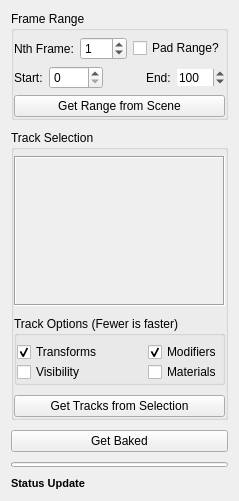
Qt form bakeAllAnim.ui (TicTac-93/bakeAllAnim) before a commit.
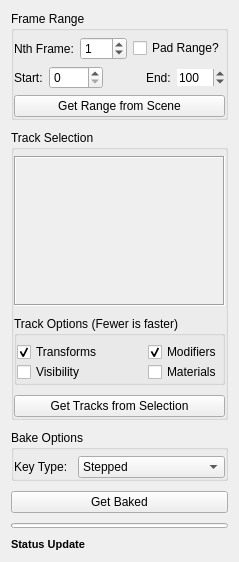
The same form after that commit.

Commit message: Dev build - Added ability to select baked keyframe interpolation within the GUI - this works by caching the current default key interpolation, setting the chosen type (eg, stepped, auto) as default, and then restoring the old settings after finishing the bake.

Patch:
```diff
--- a/bakeAllAnim.ui
+++ b/bakeAllAnim.ui
@@ -7,7 +7,7 @@
     <x>0</x>
     <y>0</y>
     <width>235</width>
-    <height>480</height>
+    <height>529</height>
    </rect>
   </property>
   <property name="sizePolicy">
@@ -372,6 +372,89 @@
      </layout>
     </widget>
    </item>
+   <item>
+    <widget class="QGroupBox" name="grp_bakeOptions">
+     <property name="title">
+      <string>Bake Options</string>
+     </property>
+     <property name="flat">
+      <bool>true</bool>
+     </property>
+     <layout class="QHBoxLayout" name="horizontalLayout_3">
+      <property name="spacing">
+       <number>10</number>
+      </property>
+      <property name="leftMargin">
+       <number>0</number>
+      </property>
+      <property name="topMargin">
+       <number>6</number>
+      </property>
+      <property name="rightMargin">
+       <number>0</number>
+      </property>
+      <property name="bottomMargin">
+       <number>0</number>
+      </property>
+      <item>
+       <widget class="QLabel" name="label_3">
+        <property name="sizePolicy">
+         <sizepolicy hsizetype="Minimum" vsizetype="Preferred">
+          <horstretch>0</horstretch>
+          <verstretch>0</verstretch>
+         </sizepolicy>
+        </property>
+        <property name="text">
+         <string>Key Type:</string>
+        </property>
+       </widget>
+      </item>
+      <item>
+       <widget class="QComboBox" name="cb_key_type">
+        <property name="sizePolicy">
+         <sizepolicy hsizetype="MinimumExpanding" vsizetype="Fixed">
+          <horstretch>0</horstretch>
+          <verstretch>0</verstretch>
+         </sizepolicy>
+        </property>
+        <property name="currentIndex">
+         <number>2</number>
+        </property>
+        <item>
+         <property name="text">
+          <string>Smooth</string>
+         </property>
+        </item>
+        <item>
+         <property name="text">
+          <string>Linear</string>
+         </property>
+        </item>
+        <item>
+         <property name="text">
+          <string>Stepped</string>
+         </property>
+        </item>
+        <item>
+         <property name="text">
+          <string>Fast</string>
+         </property>
+        </item>
+        <item>
+         <property name="text">
+          <string>Slow</string>
+         </property>
+        </item>
+        <item>
+         <property name="text">
+          <string>Auto</string>
+         </property>
+        </item>
+       </widget>
+      </item>
+     </layout>
+    </widget>
+   </item>
    <item>
     <widget class="QPushButton" name="btn_getBaked">
      <property name="toolTip">
```
Left out of the diff: 2 changed lines with no effect on the pictures. The commit also changes 1 other file.
